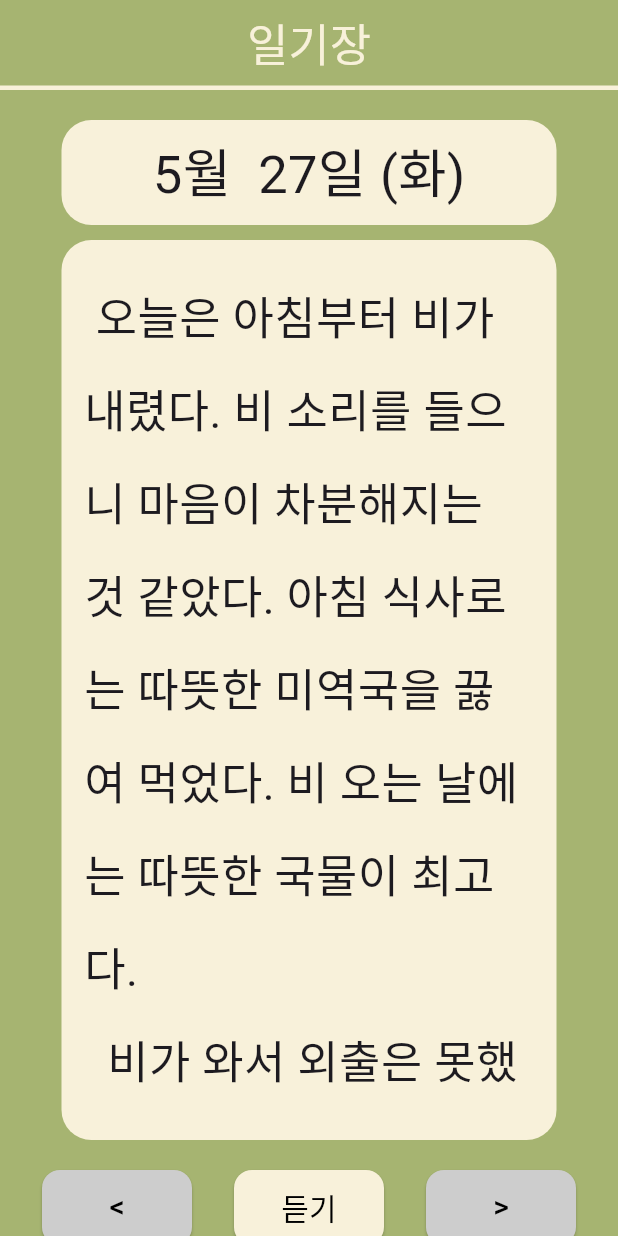
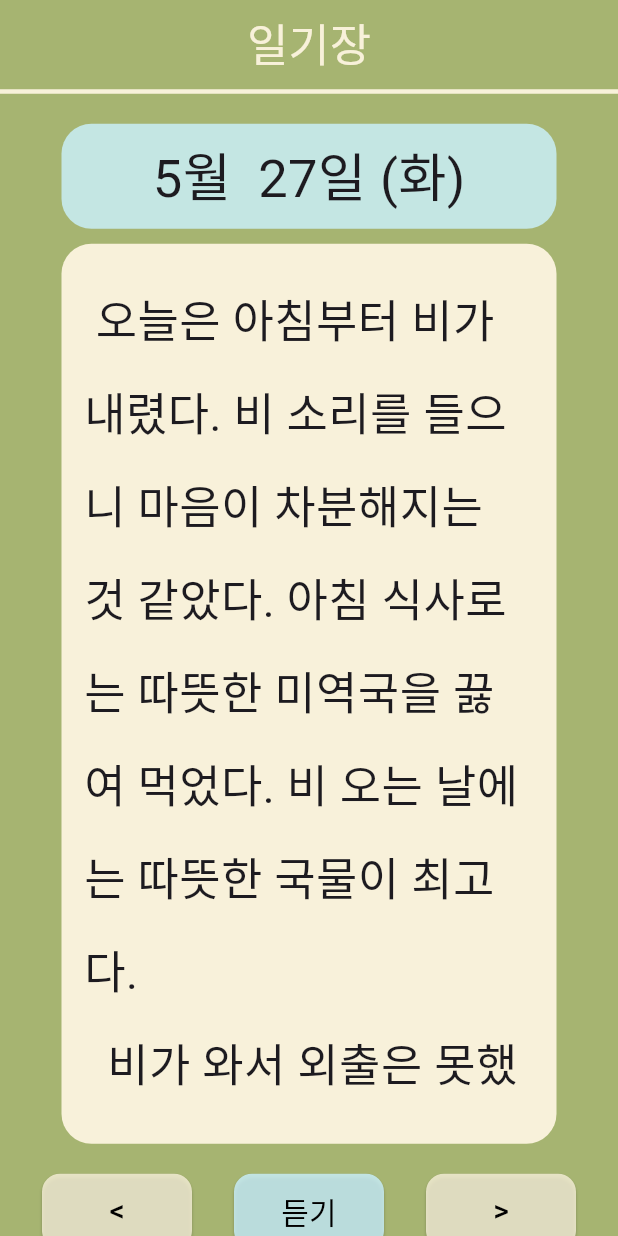
Before and after one commit to EWHA-DraWings/FE, a Flutter app: the screen it shows after launch, on a phone screen of 412 x 824 dp. Run offline on Flutter 3.47's test engine with Material 3 defaults, Android fonts, the light colour scheme and no system bars; missing offline and left inert: dart:ffi; Roboto replaces fonts that are missing (IBMPlexSansKRBold, IBMPlexSansKRRegular, PoorStory).

Commit message:
0802_1951 Style : diary button 수정

```diff
--- a/sodam/lib/screens/diary_screen.dart
+++ b/sodam/lib/screens/diary_screen.dart
@@ -1,5 +1,6 @@
 import 'package:flutter/material.dart';
 import 'package:sodam/pallete.dart';
+import 'package:sodam/widgets/diary_button_widget.dart';
 
 class DiaryScreen extends StatelessWidget {
   const DiaryScreen({super.key});
@@ -20,9 +21,9 @@ class DiaryScreen extends StatelessWidget {
           ),
         ),
         bottom: PreferredSize(
-          preferredSize: const Size.fromHeight(4.0), // 선의 높이
+          preferredSize: const Size.fromHeight(6.5), // 선의 높이
           child: Container(
-            color: Pallete.sodamBeige, // 선의 색상
+            color: Pallete.sodamBeige,
             height: 3, // 선의 두께
           ),
         ),
@@ -37,7 +38,8 @@ class DiaryScreen extends StatelessWidget {
               width: 330,
               height: 70,
               decoration: BoxDecoration(
-                color: Pallete.sodamBeige,
+                color:
+                    const Color.fromARGB(255, 203, 242, 255).withOpacity(0.8),
                 borderRadius: BorderRadius.circular(20),
               ),
               child: const Center(
@@ -83,20 +85,22 @@ class DiaryScreen extends StatelessWidget {
             const SizedBox(
               height: 20,
             ),
-            const Row(
+            Row(
               mainAxisAlignment: MainAxisAlignment.spaceEvenly,
               children: [
                 DiaryButtonWidget(
+                  //나중에 onpressed 구현시 수정 필요
                   text: "<",
-                  backgroundColor: Color.fromARGB(255, 205, 205, 205),
+                  backgroundColor: Pallete.sodamBeige.withOpacity(0.8),
                 ),
                 DiaryButtonWidget(
                   text: "듣기",
-                  backgroundColor: Pallete.sodamBeige,
+                  backgroundColor:
+                      const Color.fromARGB(255, 203, 242, 255).withOpacity(0.8),
                 ),
                 DiaryButtonWidget(
                   text: ">",
-                  backgroundColor: Color.fromARGB(255, 205, 205, 205),
+                  backgroundColor: Pallete.sodamBeige.withOpacity(0.8),
                 ),
               ],
             ),
@@ -106,41 +110,3 @@ class DiaryScreen extends StatelessWidget {
     );
   }
 }
-
-class DiaryButtonWidget extends StatelessWidget {
-  final String text;
-  final Color backgroundColor;
-
-  const DiaryButtonWidget({
-    super.key,
-    required this.text,
-    required this.backgroundColor,
-  });
-
-  @override
-  Widget build(BuildContext context) {
-    return SizedBox(
-      width: 100,
-      height: 50,
-      child: ElevatedButton(
-        onPressed: () {
-          // 버튼 1의 동작
-        },
-        style: ElevatedButton.styleFrom(
-          backgroundColor: backgroundColor, // 버튼 배경색
-          shape: RoundedRectangleBorder(
-            borderRadius: BorderRadius.circular(12), // 버튼의 모서리 둥글기
-          ),
-        ),
-        child: Text(
-          text,
-          style: const TextStyle(
-            fontSize: 20,
-            fontFamily: "IBMPlexSansKRBold",
-            color: Colors.black, // 텍스트 색상
-          ),
-        ),
-      ),
-    );
-  }
-}
--- /dev/null
+++ b/sodam/lib/widgets/diary_button_widget.dart
@@ -0,0 +1,39 @@
+import 'package:flutter/material.dart';
+
+class DiaryButtonWidget extends StatelessWidget {
+  final String text;
+  final Color backgroundColor;
+
+  const DiaryButtonWidget({
+    super.key,
+    required this.text,
+    required this.backgroundColor,
+  });
+
+  @override
+  Widget build(BuildContext context) {
+    return SizedBox(
+      width: 100,
+      height: 50,
+      child: ElevatedButton(
+        onPressed: () {
+          // 버튼 1의 동작
+        },
+        style: ElevatedButton.styleFrom(
+          backgroundColor: backgroundColor, // 버튼 배경색
+          shape: RoundedRectangleBorder(
+            borderRadius: BorderRadius.circular(12), // 버튼의 모서리 둥글기
+          ),
+        ),
+        child: Text(
+          text,
+          style: const TextStyle(
+            fontSize: 20,
+            fontFamily: "IBMPlexSansKRBold",
+            color: Colors.black, // 텍스트 색상
+          ),
+        ),
+      ),
+    );
+  }
+}
```
